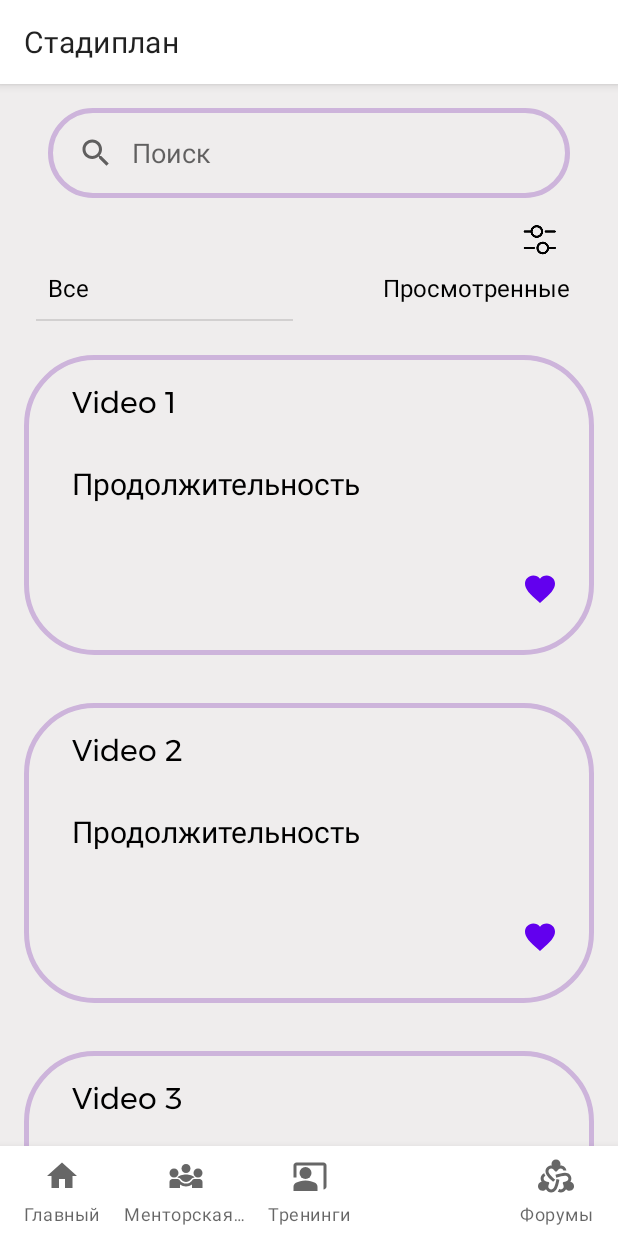
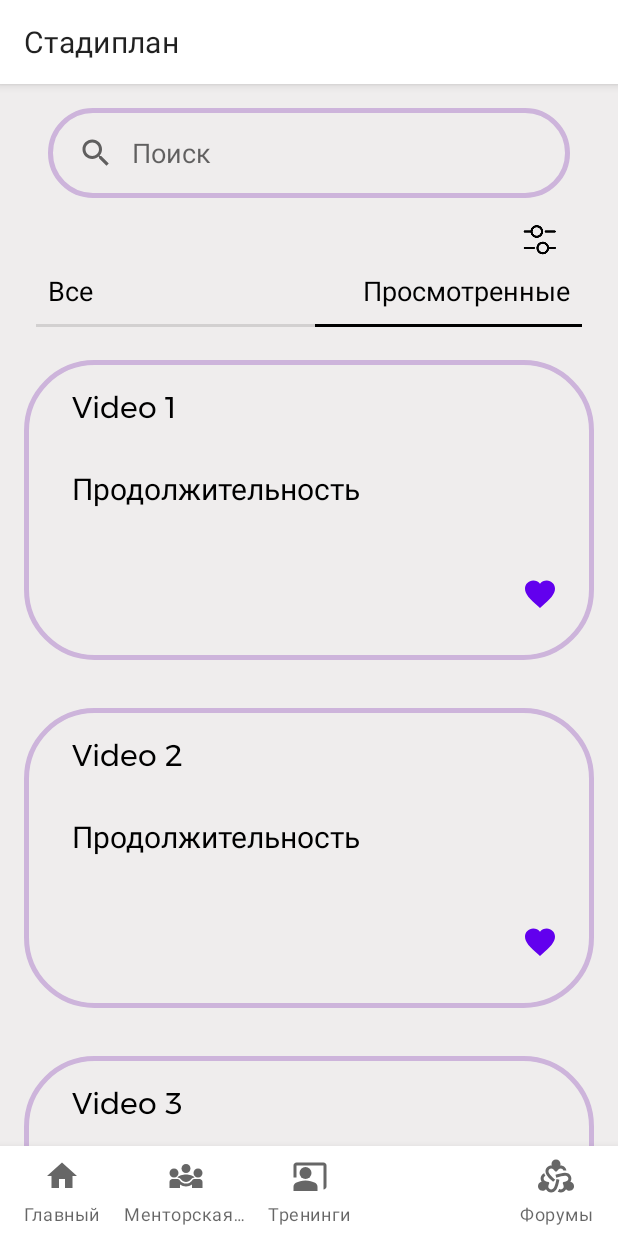
Before and after one commit to arstanrakhmat/girls-for-girls, an Android app: the VideoblogsListFragment screen opened through its navigation route, on a phone screen of 412 x 824 dp. Run offline under Robolectric (Android 15) with nearby library versions, the phone set to English and light mode, and no system bars; our stand-ins replace navigation-ui.

Commit message:
Added bar thingy

```diff
--- a/app/src/main/res/layout/fragment_videoblogs_list.xml
+++ b/app/src/main/res/layout/fragment_videoblogs_list.xml
@@ -31,7 +31,7 @@
         android:layout_marginTop="8dp"
         android:text="Все"
         android:textColor="@color/black"
-        android:textSize="16sp"
+        android:textSize="18sp"
         app:layout_constraintEnd_toStartOf="@+id/textView3"
         app:layout_constraintHorizontal_bias="0.5"
         app:layout_constraintHorizontal_chainStyle="spread_inside"
@@ -45,7 +45,7 @@
         android:layout_marginEnd="32dp"
         android:text="Просмотренные"
         android:textColor="@color/black"
-        android:textSize="16sp"
+        android:textSize="18sp"
         app:layout_constraintBottom_toBottomOf="@+id/category_txt"
         app:layout_constraintEnd_toEndOf="parent"
         app:layout_constraintHorizontal_bias="0.5"
@@ -76,13 +76,24 @@
     <View
         android:id="@+id/divider"
         android:layout_width="0dp"
-        android:layout_height="1dp"
+        android:layout_height="2dp"
         android:layout_marginStart="24dp"
         android:layout_marginTop="8dp"
-        android:layout_marginEnd="60dp"
+        android:layout_marginEnd="32dp"
         android:background="?android:attr/listDivider"
         app:layout_constraintEnd_toStartOf="@+id/textView3"
         app:layout_constraintStart_toStartOf="parent"
         app:layout_constraintTop_toBottomOf="@+id/category_txt" />
 
+    <View
+        android:id="@+id/divider4"
+        android:layout_width="0dp"
+        android:layout_height="2dp"
+        android:layout_marginEnd="24dp"
+        android:background="@color/black"
+        app:layout_constraintBottom_toBottomOf="@+id/divider"
+        app:layout_constraintEnd_toEndOf="parent"
+        app:layout_constraintStart_toEndOf="@+id/divider"
+        app:layout_constraintTop_toTopOf="@+id/divider" />
+
 </androidx.constraintlayout.widget.ConstraintLayout>
```
